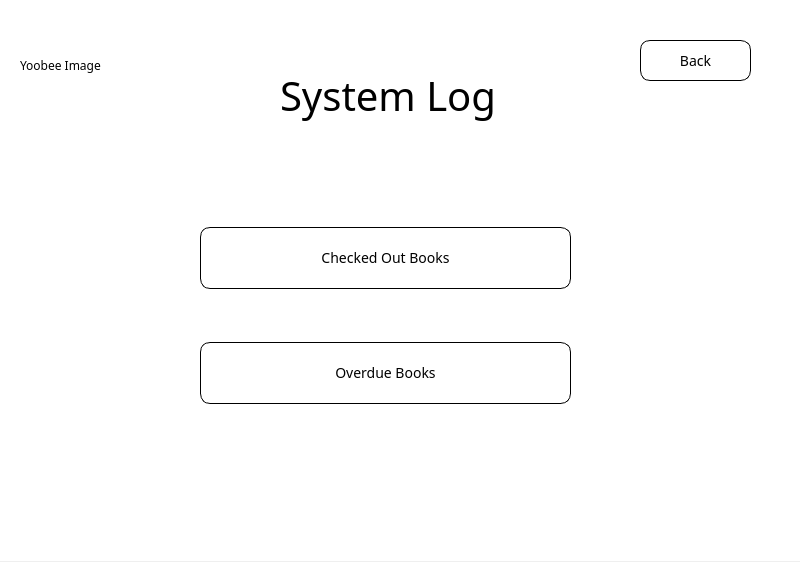
First picture: the form in NewWindowChur/adminsystem.ui, repository jandrealyn/LibraryQtSystem, before the edit.
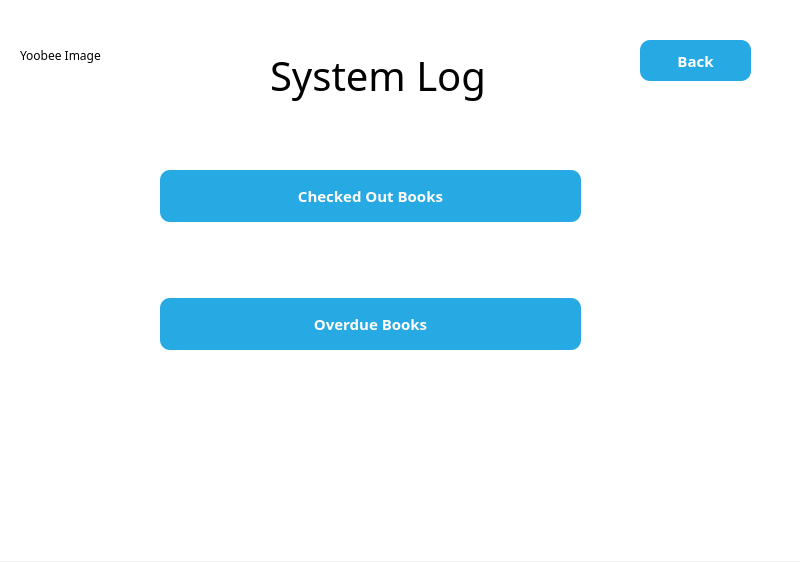
Second picture: the form after the edit. Icons and pictures are not drawn.

What changed in the file:
```diff
--- a/NewWindowChur/adminsystem.ui
+++ b/NewWindowChur/adminsystem.ui
@@ -58,29 +58,38 @@
    <widget class="QWidget" name="verticalLayoutWidget">
     <property name="geometry">
      <rect>
-      <x>200</x>
-      <y>180</y>
-      <width>371</width>
-      <height>271</height>
+      <x>160</x>
+      <y>100</y>
+      <width>421</width>
+      <height>321</height>
      </rect>
     </property>
     <layout class="QVBoxLayout" name="verticalLayout">
      <item>
       <widget class="QPushButton" name="admin_due_btn">
        <property name="styleSheet">
-        <string notr="true">background-color: rgb(255, 255, 255);
+        <string notr="true">*{
+font-family: Century Gothic, sans-serif;
+font-size: 15px;
+}
 
-border-width: 1px;
-
-border-color: black;
-
-border-radius: 10px;
-
+QPushButton{
+color: white;
+padding: 15px;
+background: #27a9e3;
 border-style: outset;
+border-radius: 10px;
+font: bold;
+}
+QPushButton::pressed{
+background-color: rgb(216, 150, 90);
+border-style: inset;
+}
 
-font: 14px;
-
-padding: 20px;</string>
+QPushButton::hover {
+background-color: #59c7f7;
+}
+</string>
        </property>
        <property name="text">
         <string>Checked Out Books</string>
@@ -90,19 +99,28 @@
      <item>
       <widget class="QPushButton" name="admin_overdue_btn">
        <property name="styleSheet">
-        <string notr="true">background-color: rgb(255, 255, 255);
+        <string notr="true">*{
+font-family: Century Gothic, sans-serif;
+font-size: 15px;
+}
 
-border-width: 1px;
-
-border-color: black;
-
-border-radius: 10px;
-
+QPushButton{
+color: white;
+padding: 15px;
+background: #27a9e3;
 border-style: outset;
+border-radius: 10px;
+font: bold;
+}
+QPushButton::pressed{
+background-color: rgb(216, 150, 90);
+border-style: inset;
+}
 
-font: 14px;
-
-padding: 20px;</string>
+QPushButton::hover {
+background-color: #59c7f7;
+}
+</string>
        </property>
        <property name="text">
         <string>Overdue Books</string>
@@ -114,8 +132,8 @@
    <widget class="QLabel" name="label">
     <property name="geometry">
      <rect>
-      <x>280</x>
-      <y>60</y>
+      <x>270</x>
+      <y>40</y>
       <width>221</width>
       <height>71</height>
      </rect>
@@ -141,19 +159,28 @@
      </rect>
     </property>
     <property name="styleSheet">
-     <string notr="true">background-color: rgb(255, 255, 255);
+     <string notr="true">*{
+font-family: Century Gothic, sans-serif;
+font-size: 15px;
+}
 
-border-width: 1px;
-
-border-color: black;
-
-border-radius: 10px;
-
+QPushButton{
+color: white;
+padding: 10px;
+background: #27a9e3;
 border-style: outset;
+border-radius: 10px;
+font: bold;
+}
+QPushButton::pressed{
+background-color: rgb(216, 150, 90);
+border-style: inset;
+}
 
-font: 14px;
-
-padding:2px;</string>
+QPushButton::hover {
+background-color: #59c7f7;
+}
+</string>
     </property>
     <property name="text">
      <string>Back</string>
@@ -165,7 +192,7 @@
       <x>20</x>
       <y>10</y>
       <width>181</width>
-      <height>111</height>
+      <height>91</height>
      </rect>
     </property>
     <property name="text">
```
